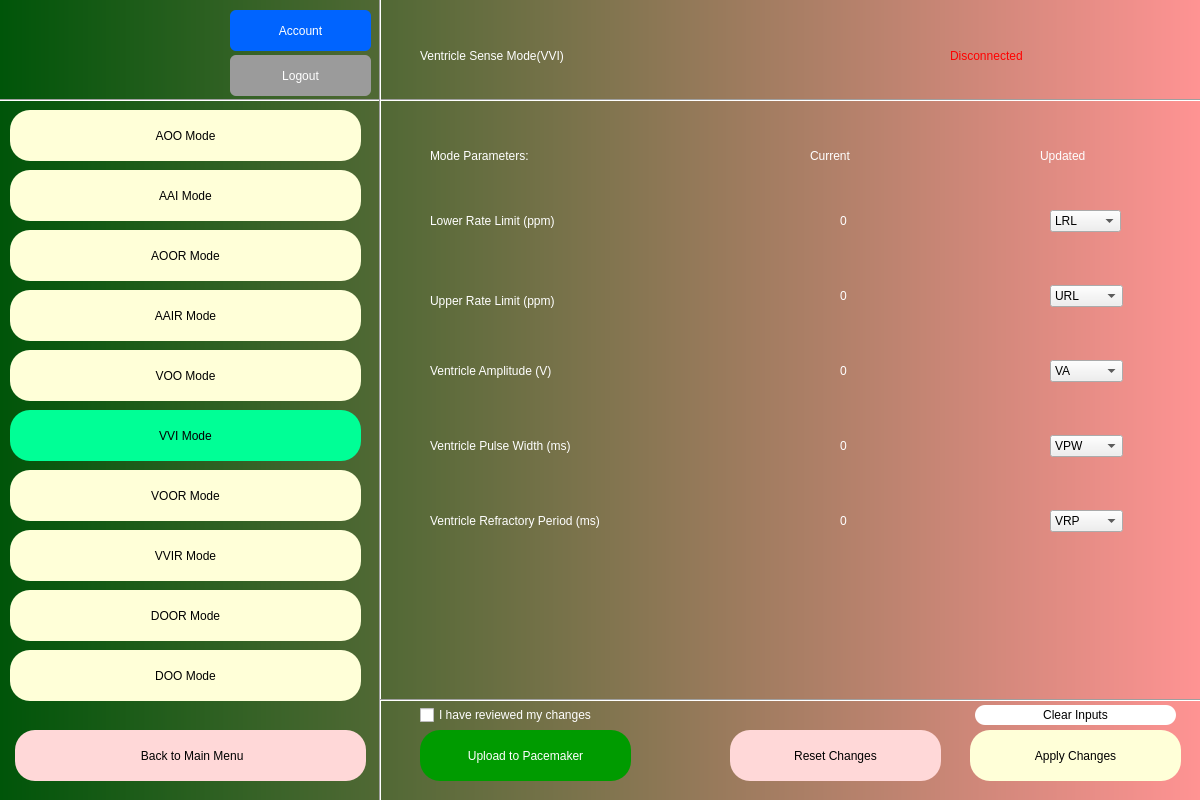
Old version of the form DCM/interface/vvi_mode.ui in the repository patrickkosierb/3K04_DCM.
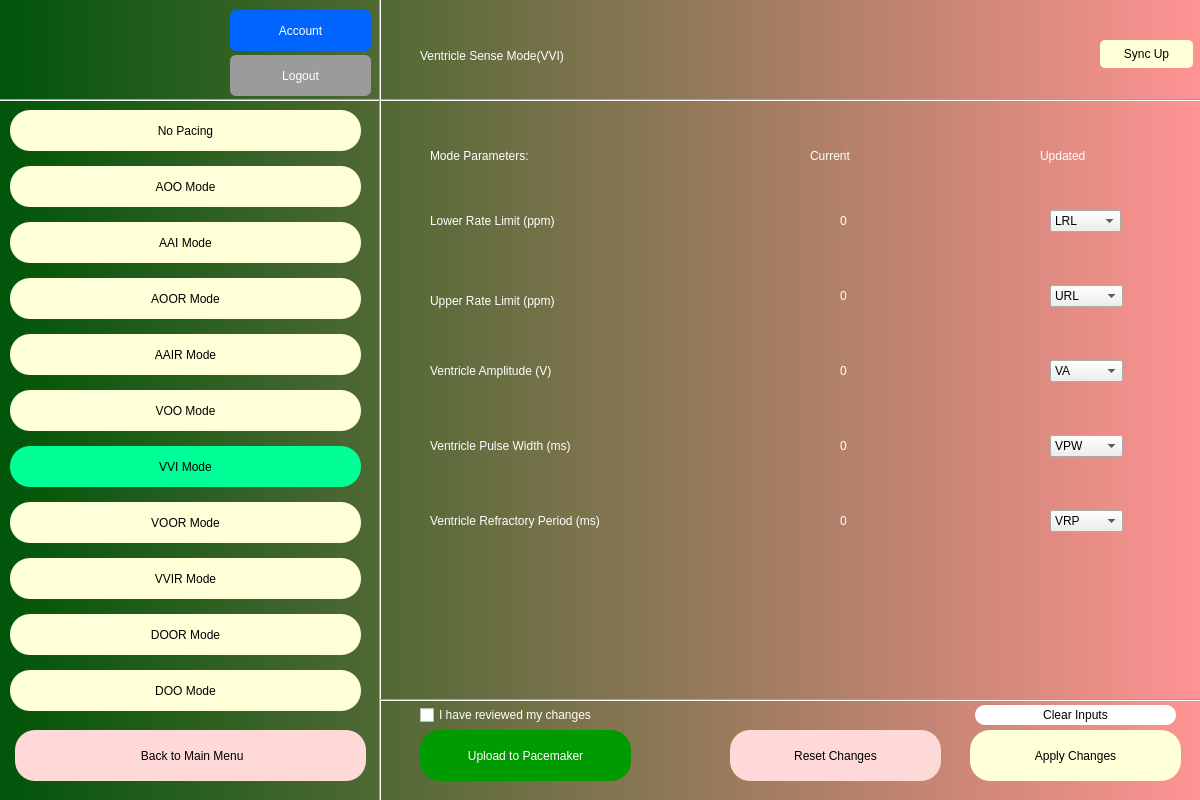
New version of the form.

Patch:
```diff
--- a/DCM/interface/vvi_mode.ui
+++ b/DCM/interface/vvi_mode.ui
@@ -91,7 +91,7 @@
 </string>
     </property>
     <property name="text">
-     <string>Disconnected</string>
+     <string/>
     </property>
    </widget>
    <widget class="QLabel" name="pacemaker_number">
@@ -314,9 +314,9 @@
     <property name="geometry">
      <rect>
       <x>10</x>
-      <y>170</y>
+      <y>222</y>
       <width>351</width>
-      <height>51</height>
+      <height>41</height>
      </rect>
     </property>
     <property name="styleSheet">
@@ -418,9 +418,9 @@
     <property name="geometry">
      <rect>
       <x>10</x>
-      <y>110</y>
+      <y>166</y>
       <width>351</width>
-      <height>51</height>
+      <height>41</height>
      </rect>
     </property>
     <property name="styleSheet">
@@ -494,9 +494,9 @@
     <property name="geometry">
      <rect>
       <x>10</x>
-      <y>350</y>
+      <y>390</y>
       <width>351</width>
-      <height>51</height>
+      <height>41</height>
      </rect>
     </property>
     <property name="styleSheet">
@@ -513,9 +513,9 @@
     <property name="geometry">
      <rect>
       <x>10</x>
-      <y>410</y>
+      <y>446</y>
       <width>351</width>
-      <height>51</height>
+      <height>41</height>
      </rect>
     </property>
     <property name="styleSheet">
@@ -1670,9 +1670,9 @@
     <property name="geometry">
      <rect>
       <x>10</x>
-      <y>230</y>
+      <y>278</y>
       <width>351</width>
-      <height>51</height>
+      <height>41</height>
      </rect>
     </property>
     <property name="styleSheet">
@@ -1689,9 +1689,9 @@
     <property name="geometry">
      <rect>
       <x>10</x>
-      <y>290</y>
+      <y>334</y>
       <width>351</width>
-      <height>51</height>
+      <height>41</height>
      </rect>
     </property>
     <property name="styleSheet">
@@ -1708,9 +1708,9 @@
     <property name="geometry">
      <rect>
       <x>10</x>
-      <y>470</y>
+      <y>502</y>
       <width>351</width>
-      <height>51</height>
+      <height>41</height>
      </rect>
     </property>
     <property name="styleSheet">
@@ -1727,9 +1727,9 @@
     <property name="geometry">
      <rect>
       <x>10</x>
-      <y>530</y>
+      <y>558</y>
       <width>351</width>
-      <height>51</height>
+      <height>41</height>
      </rect>
     </property>
     <property name="styleSheet">
@@ -1746,9 +1746,9 @@
     <property name="geometry">
      <rect>
       <x>10</x>
-      <y>590</y>
+      <y>614</y>
       <width>351</width>
-      <height>51</height>
+      <height>41</height>
      </rect>
     </property>
     <property name="styleSheet">
@@ -1765,9 +1765,9 @@
     <property name="geometry">
      <rect>
       <x>10</x>
-      <y>650</y>
+      <y>670</y>
       <width>351</width>
-      <height>51</height>
+      <height>41</height>
      </rect>
     </property>
     <property name="styleSheet">
@@ -1780,6 +1780,59 @@
      <string>DOO Mode</string>
     </property>
    </widget>
+   <widget class="QPushButton" name="no_pacing">
+    <property name="geometry">
+     <rect>
+      <x>10</x>
+      <y>110</y>
+      <width>351</width>
+      <height>41</height>
+     </rect>
+    </property>
+    <property name="styleSheet">
+     <string notr="true">border-radius: 20px;
+color: rgb(0,0,0);
+background-color: rgb(255, 255, 216);
+font: 12pt &quot;Arial&quot;;</string>
+    </property>
+    <property name="text">
+     <string>No Pacing</string>
+    </property>
+   </widget>
+   <widget class="QPushButton" name="refresh">
+    <property name="geometry">
+     <rect>
+      <x>1100</x>
+      <y>40</y>
+      <width>93</width>
+      <height>28</height>
+     </rect>
+    </property>
+    <property name="styleSheet">
+     <string notr="true">background-color: rgb(255, 255, 216);
+border-radius: 5px;</string>
+    </property>
+    <property name="text">
+     <string>Sync Up</string>
+    </property>
+   </widget>
+   <widget class="QLabel" name="conn_error">
+    <property name="geometry">
+     <rect>
+      <x>950</x>
+      <y>70</y>
+      <width>191</width>
+      <height>31</height>
+     </rect>
+    </property>
+    <property name="styleSheet">
+     <string notr="true">font: 8pt &quot;Arial&quot;; color:rgb(255, 0, 0)
+</string>
+    </property>
+    <property name="text">
+     <string/>
+    </property>
+   </widget>
   </widget>
  </widget>
  <resources/>
```
Left out of the diff: 99 changed lines with no effect on the pictures.
